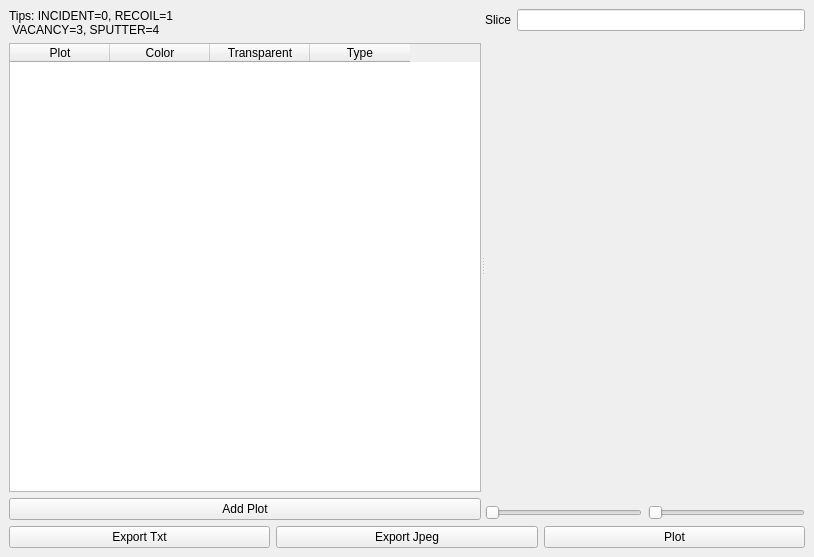
This is plotwindow.ui in xitongsys/TRIM3D as Qt 5 draws it before an edit. The edited form follows.
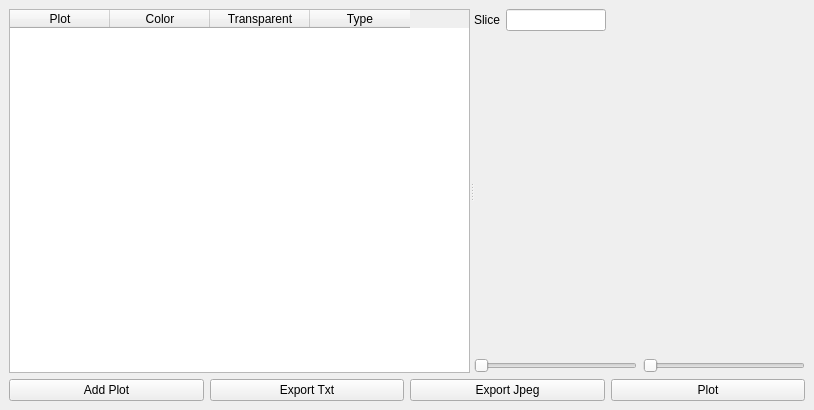
This is the edited form. Icons and pictures are not drawn. Custom widgets are drawn as their Qt base class.

```diff
--- a/plotwindow.ui
+++ b/plotwindow.ui
@@ -7,7 +7,7 @@
     <x>0</x>
     <y>0</y>
     <width>814</width>
-    <height>557</height>
+    <height>410</height>
    </rect>
   </property>
   <property name="windowTitle">
@@ -21,14 +21,42 @@
    <layout class="QGridLayout" name="gridLayout_5">
     <item row="0" column="0">
      <layout class="QGridLayout" name="gridLayout_4">
-      <item row="0" column="0" colspan="3">
+      <item row="1" column="2">
+       <widget class="QPushButton" name="exportPicBT">
+        <property name="text">
+         <string>Export Jpeg</string>
+        </property>
+       </widget>
+      </item>
+      <item row="1" column="3">
+       <widget class="QPushButton" name="plotBT">
+        <property name="text">
+         <string>Plot</string>
+        </property>
+       </widget>
+      </item>
+      <item row="1" column="1">
+       <widget class="QPushButton" name="exportTextBT">
+        <property name="text">
+         <string>Export Txt</string>
+        </property>
+       </widget>
+      </item>
+      <item row="1" column="0">
+       <widget class="QPushButton" name="addPlot">
+        <property name="text">
+         <string>Add Plot</string>
+        </property>
+       </widget>
+      </item>
+      <item row="0" column="0" colspan="4">
        <widget class="QSplitter" name="splitter">
         <property name="orientation">
          <enum>Qt::Horizontal</enum>
         </property>
         <widget class="QWidget" name="layoutWidget">
          <layout class="QGridLayout" name="gridLayout_2">
-          <item row="1" column="0">
+          <item row="0" column="0">
            <widget class="QTableWidget" name="plotPresTW">
             <column>
              <property name="text">
@@ -52,21 +80,6 @@
             </column>
            </widget>
           </item>
-          <item row="2" column="0">
-           <widget class="QPushButton" name="addPlot">
-            <property name="text">
-             <string>Add Plot</string>
-            </property>
-           </widget>
-          </item>
-          <item row="0" column="0">
-           <widget class="QLabel" name="label_2">
-            <property name="text">
-             <string>Tips: INCIDENT=0, RECOIL=1 
- VACANCY=3, SPUTTER=4 </string>
-            </property>
-           </widget>
-          </item>
          </layout>
         </widget>
         <widget class="QWidget" name="layoutWidget">
@@ -78,10 +91,7 @@
             </property>
            </widget>
           </item>
-          <item row="0" column="1">
-           <widget class="QLineEdit" name="sliceEd"/>
-          </item>
-          <item row="1" column="0" colspan="2">
+          <item row="2" column="0" colspan="4">
            <layout class="QGridLayout" name="gridLayout">
             <item row="0" column="0" colspan="2">
              <widget class="PlotWT" name="plotWT" native="true">
@@ -96,7 +106,7 @@
                <number>0</number>
               </property>
               <property name="maximum">
-               <number>99</number>
+               <number>1000</number>
               </property>
               <property name="orientation">
                <enum>Qt::Horizontal</enum>
@@ -105,6 +115,9 @@
             </item>
             <item row="1" column="1">
              <widget class="QSlider" name="rightSD">
+              <property name="maximum">
+               <number>1000</number>
+              </property>
               <property name="orientation">
                <enum>Qt::Horizontal</enum>
               </property>
@@ -112,31 +125,33 @@
             </item>
            </layout>
           </item>
+          <item row="0" column="1">
+           <widget class="QLineEdit" name="sliceEd">
+            <property name="maximumSize">
+             <size>
+              <width>100</width>
+              <height>16777215</height>
+             </size>
+            </property>
+           </widget>
+          </item>
+          <item row="0" column="2">
+           <spacer name="horizontalSpacer">
+            <property name="orientation">
+             <enum>Qt::Horizontal</enum>
+            </property>
+            <property name="sizeHint" stdset="0">
+             <size>
+              <width>40</width>
+              <height>20</height>
+             </size>
+            </property>
+           </spacer>
+          </item>
          </layout>
         </widget>
        </widget>
       </item>
-      <item row="1" column="0">
-       <widget class="QPushButton" name="exportTextBT">
-        <property name="text">
-         <string>Export Txt</string>
-        </property>
-       </widget>
-      </item>
-      <item row="1" column="1">
-       <widget class="QPushButton" name="exportPicBT">
-        <property name="text">
-         <string>Export Jpeg</string>
-        </property>
-       </widget>
-      </item>
-      <item row="1" column="2">
-       <widget class="QPushButton" name="plotBT">
-        <property name="text">
-         <string>Plot</string>
-        </property>
-       </widget>
-      </item>
      </layout>
     </item>
    </layout>
```
